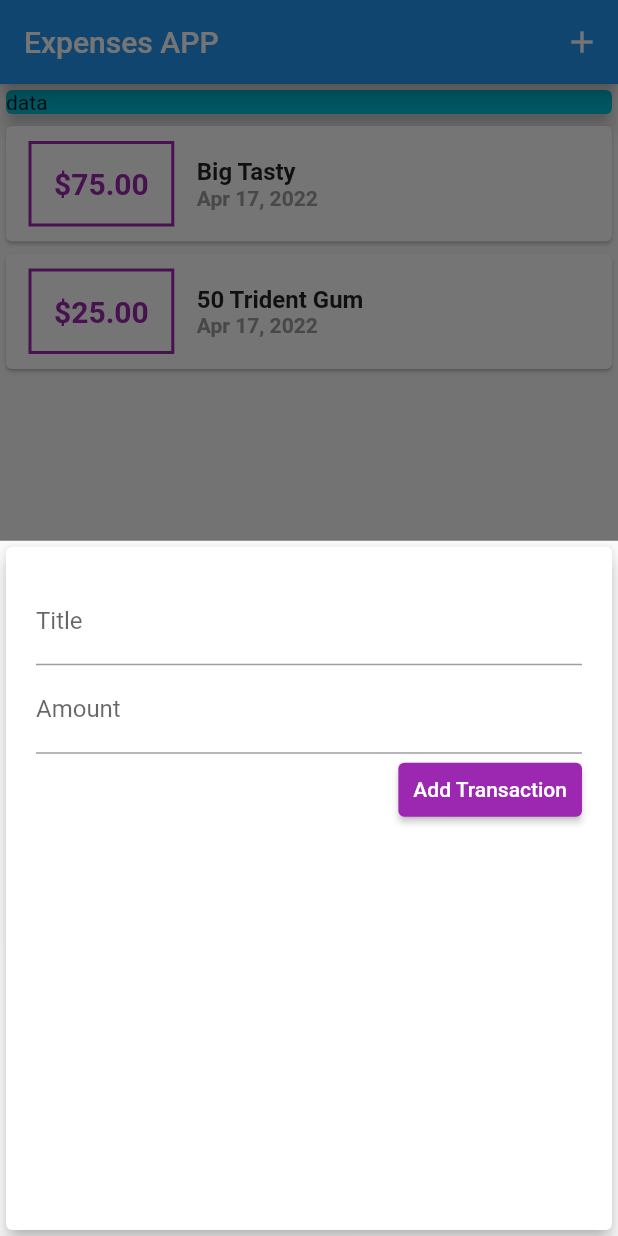
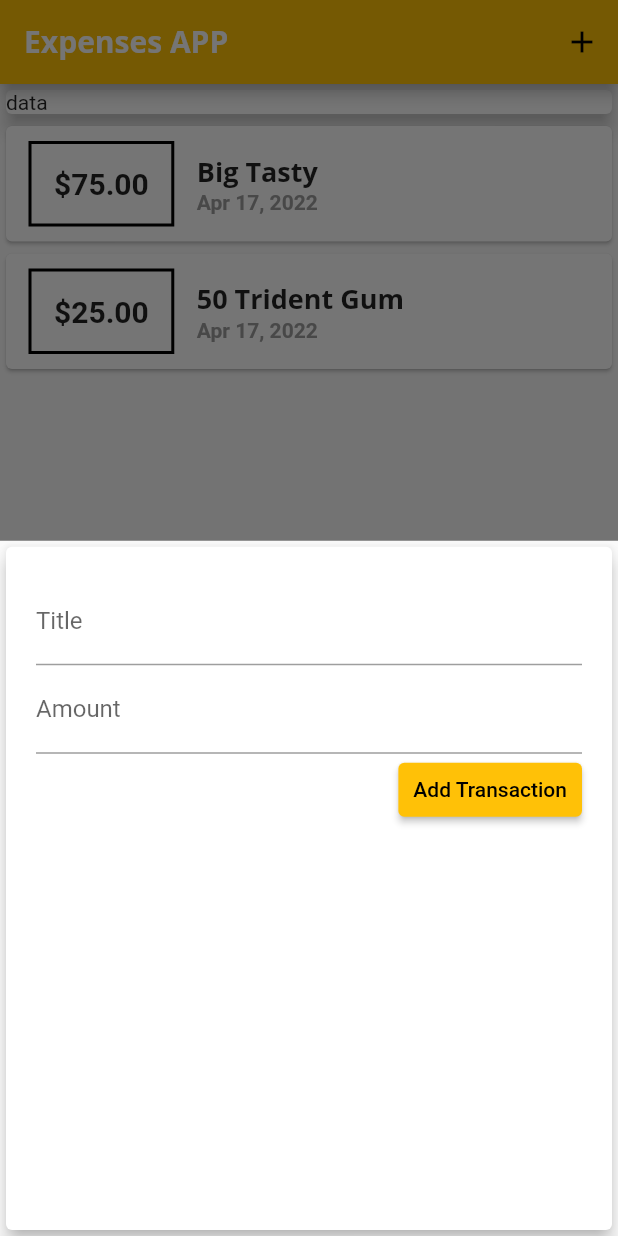
Before and after one commit to IamZygote/Hold-Your-Money, a Flutter app: the screen it shows after launch, after a tap on the "add" icon, on a phone screen of 412 x 824 dp. Run offline on Flutter 3.47's test engine with Material 2 defaults, Android fonts, the phone set to English and light mode, and no system bars.

Commit message:
Theming
added a new theme, change of the fonts we 7arakat

```diff
--- a/lib/main.dart
+++ b/lib/main.dart
@@ -15,7 +15,22 @@ class MyApp extends StatelessWidget {
     return MaterialApp(
       title: 'Flutter Demo',
       theme: ThemeData(
-        primarySwatch: Colors.blue,
+        primarySwatch: Colors.amber,
+        fontFamily: 'Quicksand',
+        textTheme: ThemeData.light().textTheme.copyWith(
+              titleLarge: TextStyle(
+                fontFamily: 'OpenSans',
+                fontSize: 18,
+                fontWeight: FontWeight.bold,
+              ),
+            ),
+        appBarTheme: AppBarTheme(
+          titleTextStyle: TextStyle(
+            fontFamily: 'OpenSans',
+            fontSize: 20,
+            fontWeight: FontWeight.bold,
+          ),
+        ),
       ),
       home: MyHomePage(),
     );
@@ -89,7 +104,6 @@ class _MyHomePageState extends State<MyHomePage> {
               child: Card(
                 child: Text("data"),
                 elevation: 5,
-                color: Colors.cyan,
               ),
             ),
             TransactionList(_userTransactions),
--- a/lib/widgets/new_transaction.dart
+++ b/lib/widgets/new_transaction.dart
@@ -54,7 +54,6 @@ class _NewTransactionState extends State<NewTransaction> {
               },
               child: Text('Add Transaction'),
               style: ButtonStyle(
-                backgroundColor: MaterialStateProperty.all(Colors.purple),
                 padding: MaterialStateProperty.all(EdgeInsets.all(10)),
               ),
             )
--- a/lib/widgets/transaction_list.dart
+++ b/lib/widgets/transaction_list.dart
@@ -23,7 +23,6 @@ class TransactionList extends StatelessWidget {
                 ),
                 decoration: BoxDecoration(
                   border: Border.all(
-                    color: Colors.purple,
                     width: 2,
                   ),
                 ),
@@ -31,7 +30,6 @@ class TransactionList extends StatelessWidget {
                 child: Text(
                   '\$${transaction[index].amount.toStringAsFixed(2)}',
                   style: TextStyle(
-                    color: Colors.purple,
                     fontSize: 20,
                     fontWeight: FontWeight.bold,
                   ),
@@ -42,10 +40,7 @@ class TransactionList extends StatelessWidget {
                 children: <Widget>[
                   Text(
                     transaction[index].title,
-                    style: TextStyle(
-                      fontWeight: FontWeight.bold,
-                      fontSize: 16,
-                    ),
+                    style: Theme.of(context).textTheme.titleLarge,
                   ),
                   Text(
                     DateFormat.yMMMd().format(transaction[index].date),
```
Also changed, not shown: pubspec.yaml (+12 -12 lines), assets/fonts/OpenSans-Bold.ttf (added), assets/fonts/OpenSans-Regular.ttf (added), assets/fonts/Quicksand-Bold.ttf (added), assets/fonts/Quicksand-Light.ttf (added), assets/fonts/Quicksand-Medium.ttf (added), assets/fonts/Quicksand-Regular.ttf (added).
